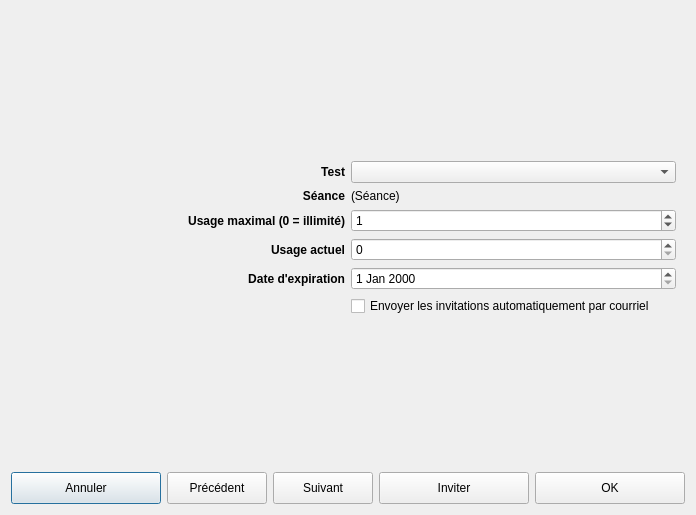
introlab/openteraplus, file client/src/dialogs/TestInvitationDialog.ui: the form before one commit.
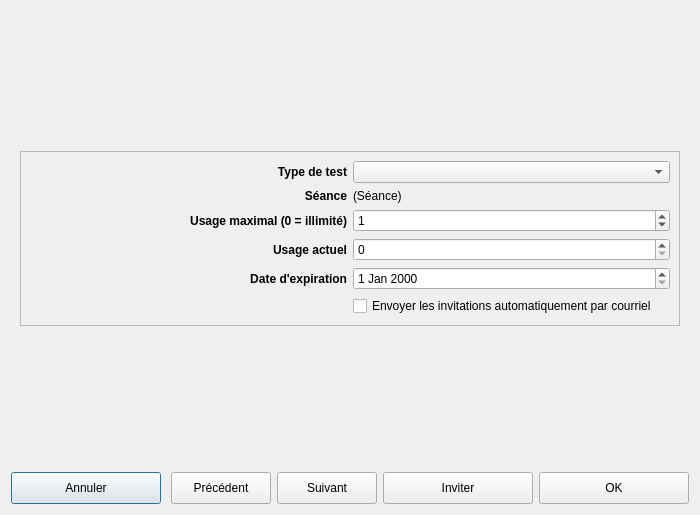
The form after the commit. Icons and pictures are not drawn. Custom widgets are drawn as their Qt base class.

Commit message: Refs #99. Added test invitations in sessions

```diff
--- a/client/src/dialogs/TestInvitationDialog.ui
+++ b/client/src/dialogs/TestInvitationDialog.ui
@@ -6,7 +6,7 @@
    <rect>
     <x>0</x>
     <y>0</y>
-    <width>646</width>
+    <width>700</width>
     <height>515</height>
    </rect>
   </property>
@@ -34,80 +34,24 @@
      </property>
      <widget class="QWidget" name="pageTestType">
       <layout class="QGridLayout" name="gridLayout">
-       <item row="6" column="1">
-        <widget class="QCheckBox" name="chkInviteEmail">
-         <property name="text">
-          <string>Envoyer les invitations automatiquement par courriel</string>
-         </property>
-         <property name="icon">
-          <iconset resource="../../resources/TeraClient.qrc">
-           <normaloff>:/icons/email.png</normaloff>:/icons/email.png</iconset>
-         </property>
-         <property name="iconSize">
-          <size>
-           <width>24</width>
-           <height>24</height>
-          </size>
-         </property>
-        </widget>
-       </item>
-       <item row="4" column="1">
-        <widget class="QSpinBox" name="numCount"/>
-       </item>
-       <item row="3" column="0">
-        <widget class="QLabel" name="lblMaxUsage">
-         <property name="sizePolicy">
-          <sizepolicy hsizetype="Preferred" vsizetype="Preferred">
-           <horstretch>0</horstretch>
-           <verstretch>0</verstretch>
-          </sizepolicy>
-         </property>
-         <property name="font">
-          <font>
-           <bold>true</bold>
-          </font>
-         </property>
-         <property name="text">
-          <string>Usage maximal (0 = illimité)</string>
-         </property>
-         <property name="alignment">
-          <set>Qt::AlignmentFlag::AlignRight|Qt::AlignmentFlag::AlignTrailing|Qt::AlignmentFlag::AlignVCenter</set>
-         </property>
-        </widget>
-       </item>
-       <item row="1" column="1">
-        <widget class="QComboBox" name="cmbTestType"/>
-       </item>
-       <item row="4" column="0">
-        <widget class="QLabel" name="lblCount">
-         <property name="font">
-          <font>
-           <bold>true</bold>
-          </font>
-         </property>
-         <property name="text">
-          <string>Usage actuel</string>
-         </property>
-         <property name="alignment">
-          <set>Qt::AlignmentFlag::AlignRight|Qt::AlignmentFlag::AlignTrailing|Qt::AlignmentFlag::AlignVCenter</set>
-         </property>
-        </widget>
-       </item>
        <item row="1" column="0">
-        <widget class="QLabel" name="lblTestTypes">
-         <property name="sizePolicy">
-          <sizepolicy hsizetype="Preferred" vsizetype="Preferred">
-           <horstretch>0</horstretch>
-           <verstretch>0</verstretch>
-          </sizepolicy>
+        <widget class="QFrame" name="frameInfos">
+         <property name="frameShape">
+          <enum>QFrame::Shape::StyledPanel</enum>
          </property>
+         <property name="frameShadow">
+          <enum>QFrame::Shadow::Raised</enum>
+         </property>
+         <layout class="QGridLayout" name="gridLayout_2">
+          <item row="5" column="0">
+           <widget class="QLabel" name="lblExpiration">
          <property name="font">
           <font>
            <bold>true</bold>
           </font>
          </property>
          <property name="text">
-          <string>Test</string>
+             <string>Date d'expiration</string>
          </property>
          <property name="alignment">
           <set>Qt::AlignmentFlag::AlignRight|Qt::AlignmentFlag::AlignTrailing|Qt::AlignmentFlag::AlignVCenter</set>
@@ -139,6 +83,52 @@
          </property>
         </widget>
        </item>
+          <item row="2" column="1">
+           <widget class="QLabel" name="lblSessionName">
+            <property name="text">
+             <string>(Séance)</string>
+            </property>
+           </widget>
+          </item>
+          <item row="4" column="0">
+           <widget class="QLabel" name="lblCount">
+            <property name="font">
+             <font>
+              <bold>true</bold>
+             </font>
+            </property>
+            <property name="text">
+             <string>Usage actuel</string>
+            </property>
+            <property name="alignment">
+             <set>Qt::AlignmentFlag::AlignRight|Qt::AlignmentFlag::AlignTrailing|Qt::AlignmentFlag::AlignVCenter</set>
+            </property>
+           </widget>
+          </item>
+          <item row="1" column="0">
+           <widget class="QLabel" name="lblTestTypes">
+            <property name="sizePolicy">
+             <sizepolicy hsizetype="Preferred" vsizetype="Preferred">
+              <horstretch>0</horstretch>
+              <verstretch>0</verstretch>
+             </sizepolicy>
+            </property>
+            <property name="font">
+             <font>
+              <bold>true</bold>
+             </font>
+            </property>
+            <property name="text">
+             <string>Type de test</string>
+            </property>
+            <property name="alignment">
+             <set>Qt::AlignmentFlag::AlignRight|Qt::AlignmentFlag::AlignTrailing|Qt::AlignmentFlag::AlignVCenter</set>
+            </property>
+           </widget>
+          </item>
+          <item row="1" column="1">
+           <widget class="QComboBox" name="cmbTestType"/>
+          </item>
        <item row="5" column="1">
         <widget class="QDateEdit" name="dateExpiration">
          <property name="sizePolicy">
@@ -158,47 +148,26 @@
          </property>
         </widget>
        </item>
-       <item row="0" column="1">
-        <spacer name="verticalSpacer_2">
-         <property name="orientation">
-          <enum>Qt::Orientation::Vertical</enum>
-         </property>
-         <property name="sizeHint" stdset="0">
-          <size>
-           <width>20</width>
-           <height>40</height>
-          </size>
-         </property>
-        </spacer>
-       </item>
-       <item row="5" column="0">
-        <widget class="QLabel" name="lblExpiration">
-         <property name="font">
-          <font>
-           <bold>true</bold>
-          </font>
-         </property>
+          <item row="4" column="1">
+           <widget class="QSpinBox" name="numCount"/>
+          </item>
+          <item row="6" column="1">
+           <widget class="QCheckBox" name="chkInviteEmail">
          <property name="text">
-          <string>Date d'expiration</string>
-         </property>
-         <property name="alignment">
-          <set>Qt::AlignmentFlag::AlignRight|Qt::AlignmentFlag::AlignTrailing|Qt::AlignmentFlag::AlignVCenter</set>
+             <string>Envoyer les invitations automatiquement par courriel</string>
+            </property>
+            <property name="icon">
+             <iconset resource="../../resources/TeraClient.qrc">
+              <normaloff>:/icons/email.png</normaloff>:/icons/email.png</iconset>
+            </property>
+            <property name="iconSize">
+             <size>
+              <width>24</width>
+              <height>24</height>
+             </size>
          </property>
         </widget>
        </item>
-       <item row="7" column="1">
-        <spacer name="verticalSpacer">
-         <property name="orientation">
-          <enum>Qt::Orientation::Vertical</enum>
-         </property>
-         <property name="sizeHint" stdset="0">
-          <size>
-           <width>20</width>
-           <height>40</height>
-          </size>
-         </property>
-        </spacer>
-       </item>
        <item row="2" column="0">
         <widget class="QLabel" name="lblSession">
          <property name="font">
@@ -214,12 +183,55 @@
          </property>
         </widget>
        </item>
-       <item row="2" column="1">
-        <widget class="QLabel" name="lblSessionName">
+          <item row="3" column="0">
+           <widget class="QLabel" name="lblMaxUsage">
+            <property name="sizePolicy">
+             <sizepolicy hsizetype="Preferred" vsizetype="Preferred">
+              <horstretch>0</horstretch>
+              <verstretch>0</verstretch>
+             </sizepolicy>
+            </property>
+            <property name="font">
+             <font>
+              <bold>true</bold>
+             </font>
+            </property>
          <property name="text">
-          <string>(Séance)</string>
-         </property>
-        </widget>
+             <string>Usage maximal (0 = illimité)</string>
+            </property>
+            <property name="alignment">
+             <set>Qt::AlignmentFlag::AlignRight|Qt::AlignmentFlag::AlignTrailing|Qt::AlignmentFlag::AlignVCenter</set>
+            </property>
+           </widget>
+          </item>
+         </layout>
+        </widget>
+       </item>
+       <item row="3" column="0">
+        <spacer name="verticalSpacer">
+         <property name="orientation">
+          <enum>Qt::Orientation::Vertical</enum>
+         </property>
+         <property name="sizeHint" stdset="0">
+          <size>
+           <width>20</width>
+           <height>40</height>
+          </size>
+         </property>
+        </spacer>
+       </item>
+       <item row="0" column="0">
+        <spacer name="verticalSpacer_2">
+         <property name="orientation">
+          <enum>Qt::Orientation::Vertical</enum>
+         </property>
+         <property name="sizeHint" stdset="0">
+          <size>
+           <width>20</width>
+           <height>40</height>
+          </size>
+         </property>
+        </spacer>
        </item>
       </layout>
      </widget>
```
Lines whose indentation alone changed are shown as unchanged. The commit also changes 13 other files.
